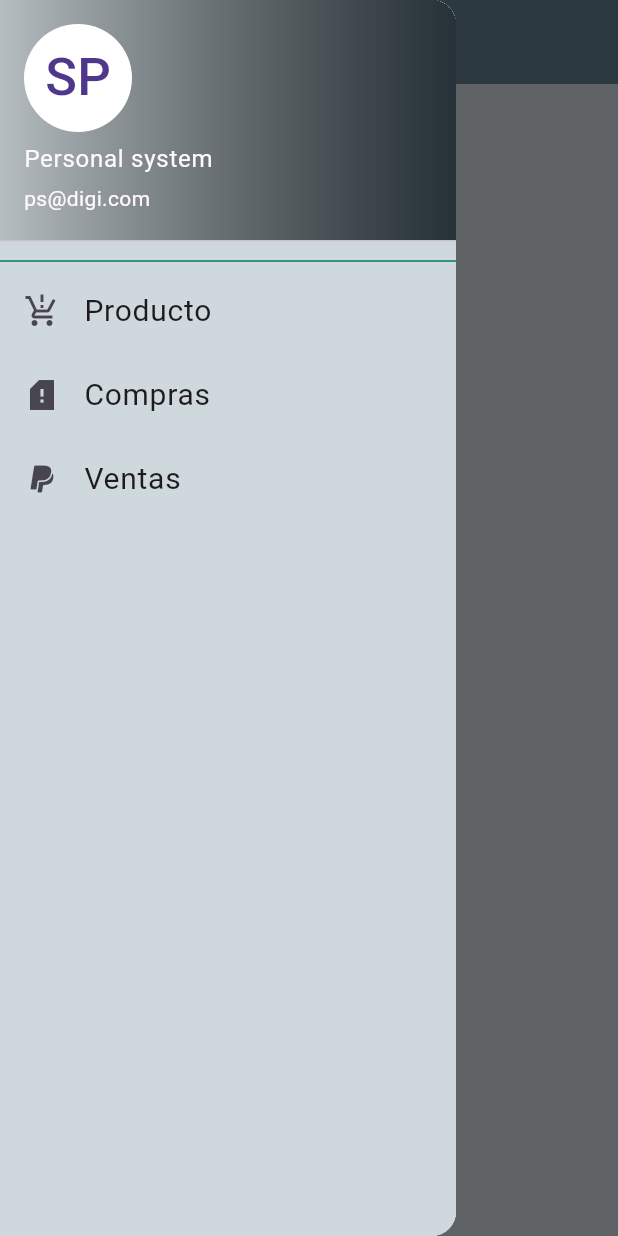
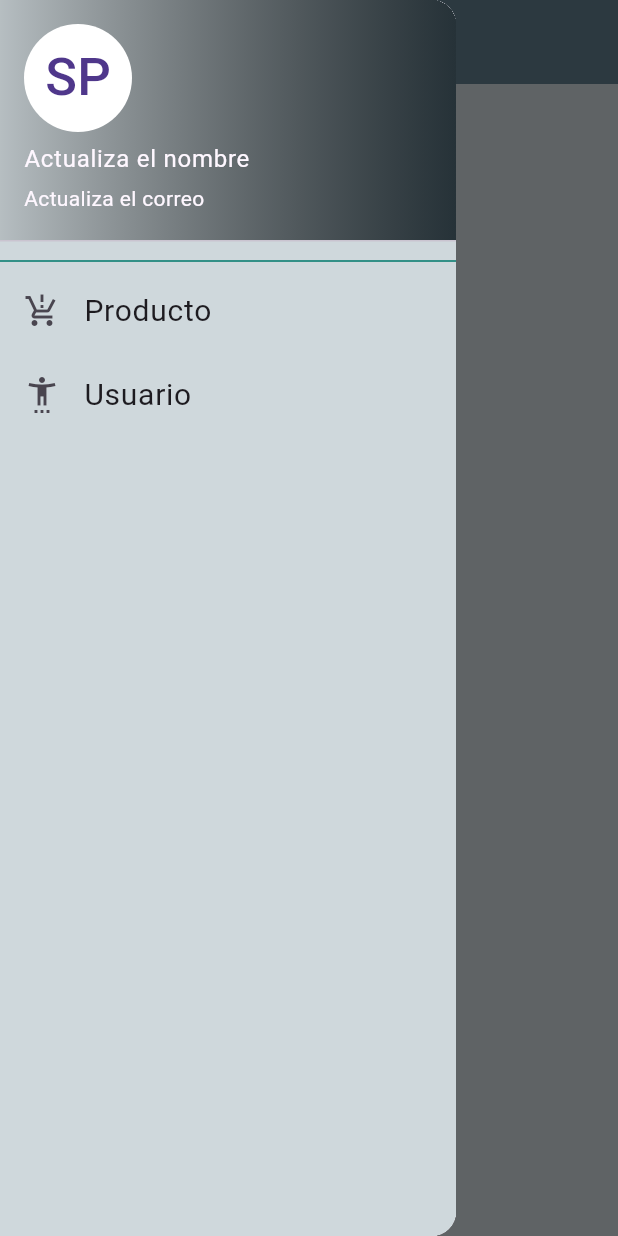
Before and after one commit to joseluisdaza/MFS_MOBILE_Expenses, a Flutter app: the screen it shows after launch, with the side drawer open, on a phone screen of 412 x 824 dp. Run offline on Flutter 3.47's test engine with Material 3 defaults, Android fonts, the light colour scheme and no system bars; our stand-ins replace flutter_riverpod, image_picker, sqflite; accounts and stored records are empty.

Commit message:
Agregando UI para crear y modificar el usuario

```diff
--- a/lib/presentation/menu.dart
+++ b/lib/presentation/menu.dart
@@ -1,23 +1,24 @@
 import 'package:flutter/material.dart';
 import 'package:sistema_sqlite/presentation/producto.dart';
+import 'package:flutter_riverpod/flutter_riverpod.dart';
+import 'package:sistema_sqlite/models/modeloUsuario.dart';
+import 'package:sistema_sqlite/presentation/usuario.dart';
+import 'package:sistema_sqlite/providers/usuario_provider.dart';
 
-class Menu extends StatefulWidget {
+class Menu extends ConsumerWidget {
   const Menu({super.key});
 
   @override
-  State<Menu> createState() => _MenuState();
-}
+  Widget build(BuildContext context, WidgetRef ref) {
+    final usuarios = ref.watch(usuarioProvider);
 
-class _MenuState extends State<Menu> {
-  @override
-  Widget build(BuildContext context) {
     return Scaffold(
       backgroundColor: Colors.blueGrey.shade100,
       appBar: AppBar(
         title: Text('Menú principal'),
         backgroundColor: Colors.blueGrey,
       ),
-      body: Center(child: Text('Sistema')),
+      body: Center(child: Text('Control de gastos')),
       drawer: Drawer(
         child: Container(
           color: Colors.blueGrey.shade100,
@@ -29,14 +30,25 @@ class _MenuState extends State<Menu> {
                     colors: [Colors.black12, Colors.blueGrey.shade900],
                   ),
                 ),
-                accountName: Text('Personal system'),
-                accountEmail: Text('ps@digi.com'),
+                // Get the first usuario from the provider
+                accountName: Text(
+                  usuarios.isNotEmpty
+                      ? usuarios.first.nombre
+                      : 'Actualiza el nombre',
+                ),
+                accountEmail: Text(
+                  usuarios.isNotEmpty
+                      ? usuarios.first.email
+                      : 'Actualiza el correo',
+                ),
                 currentAccountPicture: CircleAvatar(
                   backgroundColor: Colors.white,
                   child: Text('SP', style: TextStyle(fontSize: 35)),
                 ),
               ),
+
               Divider(height: 10, color: Colors.teal.shade700),
+
               ListTile(
                 focusColor: Colors.amber,
                 leading: Icon(Icons.production_quantity_limits_outlined),
@@ -49,16 +61,31 @@ class _MenuState extends State<Menu> {
                   );
                 },
               ),
+
               ListTile(
                 focusColor: Colors.amber,
-                leading: Icon(Icons.sim_card_alert_sharp),
-                title: Text('Compras', style: TextStyle(fontSize: 20)),
+                leading: Icon(Icons.settings_accessibility),
+                title: Text('Usuario', style: TextStyle(fontSize: 20)),
+                onTap: () {
+                  Navigator.pop(context);
+                  Navigator.push(
+                    context,
+                    MaterialPageRoute(builder: (context) => Usuario()),
+                  );
+                },
               ),
-              ListTile(
-                focusColor: Colors.amber,
-                leading: Icon(Icons.paypal),
-                title: Text('Ventas', style: TextStyle(fontSize: 20)),
-              ),
+
+              // ListTile(
+              //   focusColor: Colors.amber,
+              //   leading: Icon(Icons.sim_card_alert_sharp),
+              //   title: Text('Compras', style: TextStyle(fontSize: 20)),
+              // ),
+
+              // ListTile(
+              //   focusColor: Colors.amber,
+              //   leading: Icon(Icons.paypal),
+              //   title: Text('Ventas', style: TextStyle(fontSize: 20)),
+              // ),
             ],
           ),
         ),
--- /dev/null
+++ b/lib/providers/usuario_provider.dart
@@ -0,0 +1,52 @@
+import 'package:flutter_riverpod/flutter_riverpod.dart';
+import 'package:sistema_sqlite/models/modeloUsuario.dart';
+import 'package:sistema_sqlite/data/db_helper.dart'; // Adjust path as needed
+
+class UsuarioNotifier extends StateNotifier<List<ModeloUsuario>> {
+  final DatabaseHelper dbHelper;
+  UsuarioNotifier(this.dbHelper) : super([]) {
+    cargarUsuarios();
+  }
+
+  Future<void> cargarUsuarios() async {
+    final usuarios = await dbHelper.getUsuarios();
+    state = usuarios;
+  }
+
+  Future<bool> grabarUsuario(
+    String nombre,
+    String apellido,
+    String email,
+  ) async {
+    // Check if email exists
+    final existe = await dbHelper.existeUsuario(email);
+    if (!existe) {
+      final nuevoUsuario = ModeloUsuario(nombre, apellido, email);
+      await dbHelper.insertaUsuario(nuevoUsuario);
+      await cargarUsuarios();
+      return true;
+    }
+    return false;
+  }
+
+  Future<void> modificarUsuario(
+    String emailOriginal,
+    String nombre,
+    String apellido,
+    String emailNuevo,
+  ) async {
+    final usuario = ModeloUsuario(nombre, apellido, emailNuevo);
+    await dbHelper.actualizarUsuario(usuario);
+    await cargarUsuarios();
+  }
+
+  // Future<void> eliminarUsuario(String email) async {
+  //   await dbHelper.eliminarUsuario(email);
+  //   await cargarUsuarios();
+  // }
+}
+
+final usuarioProvider =
+    StateNotifierProvider<UsuarioNotifier, List<ModeloUsuario>>(
+      (ref) => UsuarioNotifier(DatabaseHelper()),
+    );
```
Also changed, not shown: lib/data/db_helper.dart (+48 -4 lines), lib/presentation/usuario.dart (added, +217 -0 lines).
